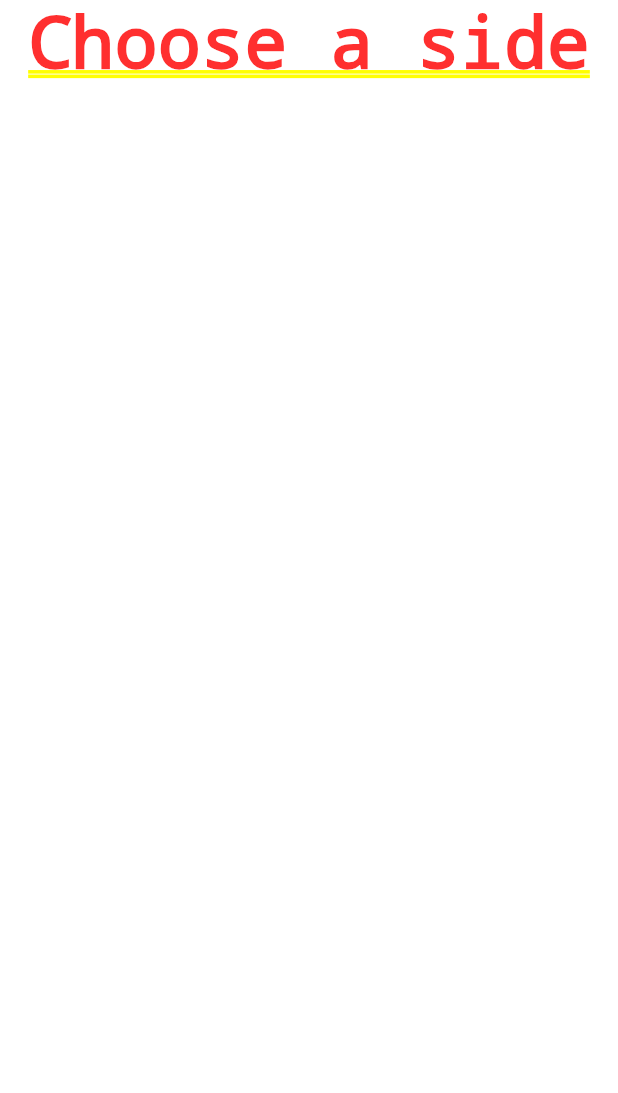
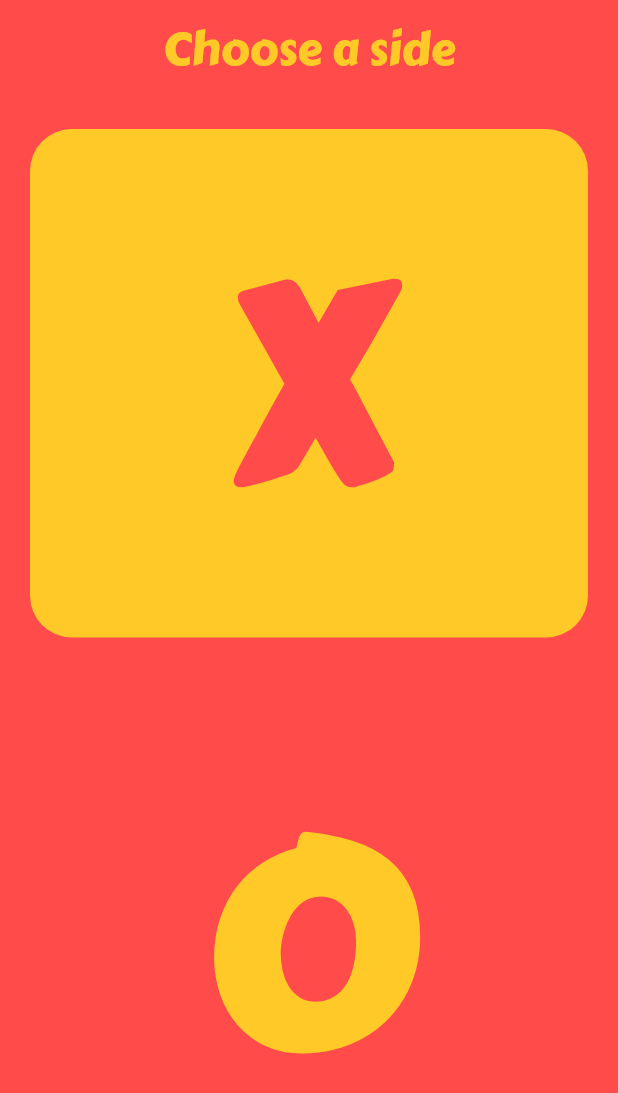
Before and after one commit to SaiManojBotchu/TicTacToe, a Flutter app: the screen it shows after launch, on a phone screen of 412 x 824 dp. Shown: the top 1093 px of the screen. Run offline on Flutter 3.47's test engine with Material 2 defaults, Android fonts, the phone set to English and light mode, and no system bars.

Commit message:
complete pickupscreen

```diff
--- a/lib/screens/pickup_screen.dart
+++ b/lib/screens/pickup_screen.dart
@@ -1,18 +1,34 @@
 import 'package:flutter/material.dart';
-
+import 'package:tic_tac_toe/widgets/container_widget.dart';
 
 class PickUpScreen extends StatelessWidget {
 
   @override
   Widget build(BuildContext context) {
-    return Container(
-      child: Column(
-        children: [
-          Text(
-            'Choose a side',
-          ),
-
-        ],
+    return Scaffold(
+      backgroundColor: Color(0xFFFF4C4B),
+      body: SafeArea(
+        child: Column(
+          crossAxisAlignment: CrossAxisAlignment.stretch,
+          children: [
+            Center(
+              child: Padding(
+                padding: EdgeInsets.all(10.0),
+                child: Text(
+                  'Choose a side',
+                  style: TextStyle(
+                    color: Color(0XFFFFCA28),
+                    fontSize: 30.0,
+                    fontWeight: FontWeight.w500,
+                    fontFamily: 'Carter',
+                  ),
+                ),
+              ),
+            ),
+            ContainerWidget(color: Color(0XFFFFCA28),text: "X",textColor: Color(0XFFFF4C4B),),
+            ContainerWidget(color: Color(0xFFFF4C4B),text: "O", textColor: Color(0XFFFFCA28),)
+          ],
+        ),
       ),
     );
   }
--- /dev/null
+++ b/lib/widgets/container_widget.dart
@@ -0,0 +1,35 @@
+import 'package:flutter/material.dart';
+
+class ContainerWidget extends StatelessWidget {
+
+  final color,text,textColor;
+
+  ContainerWidget({this.color,this.text,this.textColor});
+
+  @override
+  Widget build(BuildContext context) {
+    return Expanded(
+      child: Padding(
+        padding: EdgeInsets.all(20.0),
+        child: Container(
+          decoration: BoxDecoration(
+            color: color,
+            borderRadius: BorderRadius.circular(28.0),
+          ),
+          child: Center(
+            child: Text(
+              text,
+              style: TextStyle(
+                fontSize: 180.0,
+                color: textColor,
+                fontWeight: FontWeight.w900,
+                fontFamily: 'Carter',
+              ),
+              textAlign: TextAlign.center,
+            ),
+          ),
+        ),
+      ),
+    );
+  }
+}
```
Also changed, not shown: pubspec.yaml (+4 -22 lines), fonts/CarterOne-Regular.ttf (added), fonts/Coiny-Regular.ttf (added), fonts/PaytoneOne-Regular.ttf (added).
